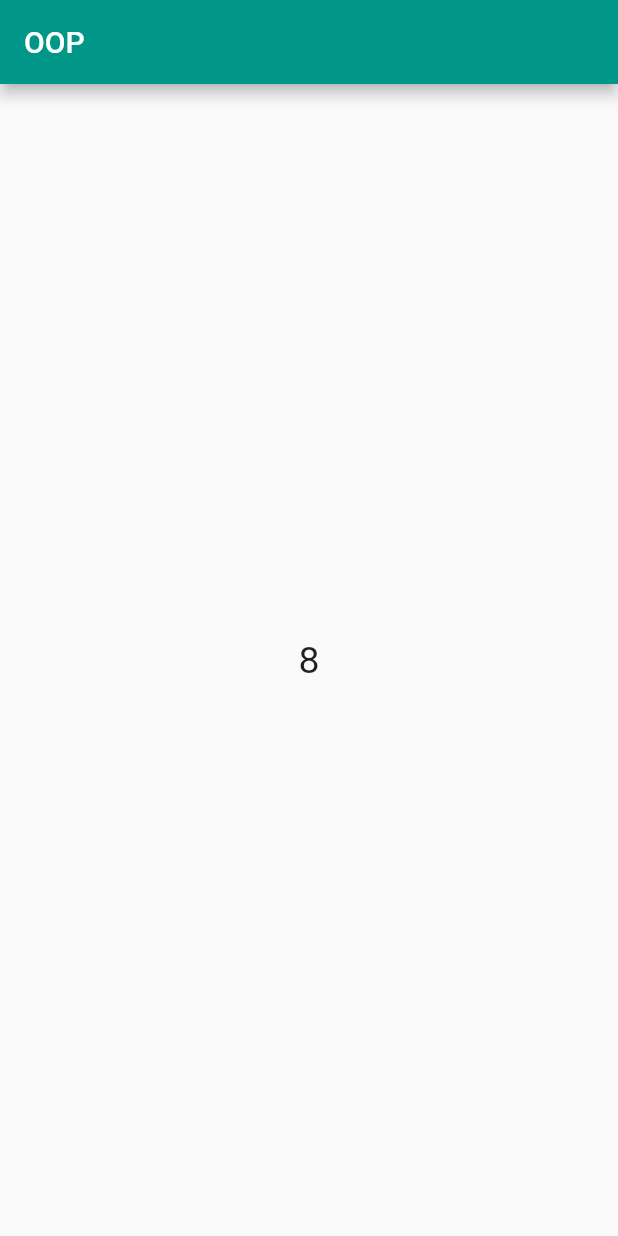
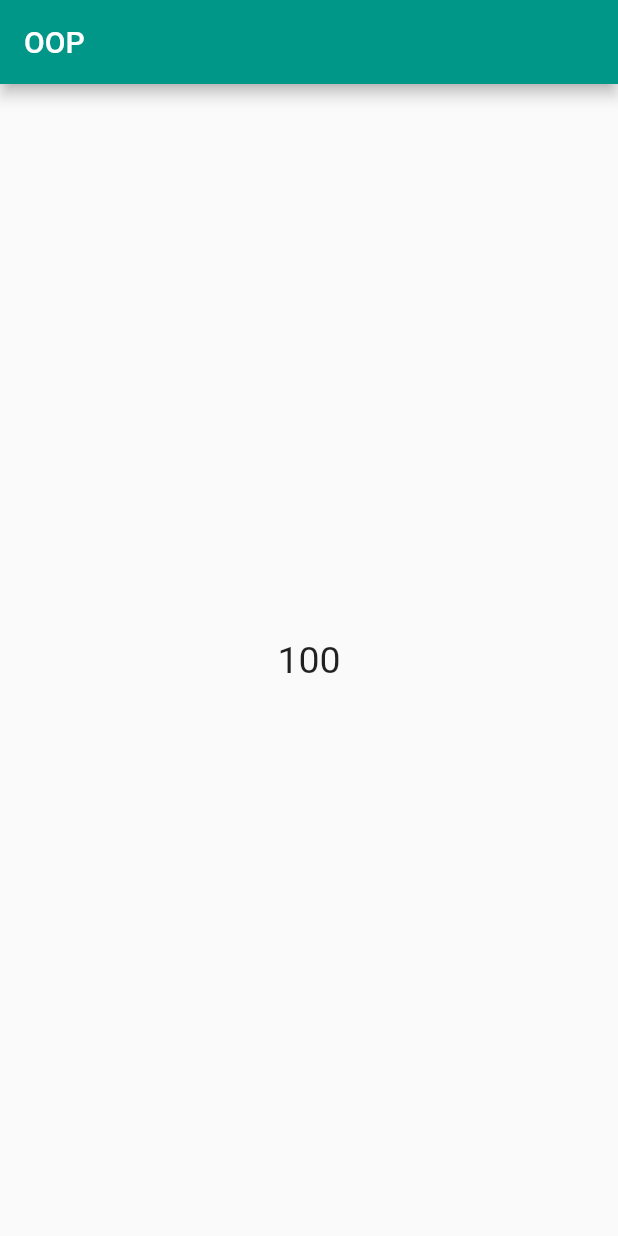
Before and after one commit to JMApps/my_test_app, a Flutter app: the screen it shows after launch, on a phone screen of 412 x 824 dp. Run offline on Flutter 3.47's test engine with Material 2 defaults, Android fonts, the phone set to English and light mode, and no system bars.

Commit message:
Added new lesson

```diff
--- a/lib/oop/car.dart
+++ b/lib/oop/car.dart
@@ -1,6 +1,7 @@
 class Car {
+  int wheelsNumber;
 
-  int wheelsNumber;
+  int get getWheelsNumber => wheelsNumber;
 
   Car({required this.wheelsNumber});
 
@@ -12,14 +13,24 @@ class Car {
 }
 
 class Toyota extends Car {
-
   int wheelsNumber;
   double weight;
   String color;
 
-  Toyota({required this.wheelsNumber, required this.weight, required this.color}) : super.named(wheelsNumber: wheelsNumber);
+  Toyota(
+      {required this.wheelsNumber, required this.weight, required this.color})
+      : super.named(wheelsNumber: wheelsNumber);
 
-  String showCar() {
-    return '${super.showCar()} Weigth: $weight, Color: $color';
+}
+
+class Lexus extends Toyota {
+  Lexus({required super.wheelsNumber, required super.weight, required super.color});
+
+  @override
+  int get getWheelsNumber => 100;
+
+  @override
+  showCar() {
+    return 'Теперь эта функция переопределена';
   }
 }
--- a/lib/pages/main_page.dart
+++ b/lib/pages/main_page.dart
@@ -1,5 +1,10 @@
 import 'package:flutter/material.dart';
 import 'package:my_test_app/oop/car.dart';
+
+enum Player {
+  Play,
+  Pause,
+}
 
 class MainPage extends StatefulWidget {
   const MainPage({Key? key}) : super(key: key);
@@ -11,6 +16,7 @@ class MainPage extends StatefulWidget {
 class _MainPageState extends State<MainPage> {
 
   Toyota toyota = Toyota(wheelsNumber: 4, weight: 1750.0, color: 'White');
+  Lexus lexus = Lexus(wheelsNumber: 6, weight: 2000.0, color: 'Brown');
 
   @override
   Widget build(BuildContext context) {
@@ -23,7 +29,7 @@ class _MainPageState extends State<MainPage> {
           mainAxisAlignment: MainAxisAlignment.center,
           children: [
             Text(
-              '${toyota.wheelsNumber = 8}',
+              '${lexus.getWheelsNumber}',
               style: TextStyle(
                 fontSize: 25,
               ),
```
